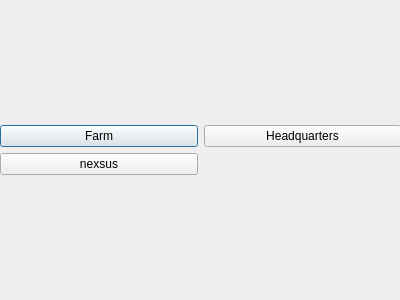
The window that Game/dialogs/buildingdialog.ui (Kujanenj/ohjelmointi3) describes before a commit, drawn with Qt 5.
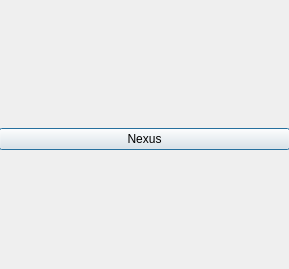
The same window after the commit.

```diff
--- a/Game/dialogs/buildingdialog.ui
+++ b/Game/dialogs/buildingdialog.ui
@@ -6,8 +6,8 @@
    <rect>
     <x>0</x>
     <y>0</y>
-    <width>400</width>
-    <height>300</height>
+    <width>289</width>
+    <height>269</height>
    </rect>
   </property>
   <property name="windowTitle">
@@ -16,40 +16,19 @@
   <widget class="QWidget" name="gridLayoutWidget">
    <property name="geometry">
     <rect>
-     <x>0</x>
-     <y>0</y>
-     <width>401</width>
-     <height>301</height>
+     <x>-1</x>
+     <y>9</y>
+     <width>291</width>
+     <height>261</height>
     </rect>
    </property>
    <layout class="QGridLayout" name="gridLayout">
     <item row="0" column="0">
-     <layout class="QGridLayout" name="gridLayout_3"/>
-    </item>
-    <item row="1" column="0">
-     <layout class="QGridLayout" name="gridLayout_2">
-      <item row="0" column="0">
-       <widget class="QPushButton" name="farmButton">
-        <property name="text">
-         <string>Farm</string>
-        </property>
-       </widget>
-      </item>
-      <item row="0" column="1">
-       <widget class="QPushButton" name="headQuartersButton">
-        <property name="text">
-         <string>Headquarters</string>
-        </property>
-       </widget>
-      </item>
-      <item row="1" column="0">
-       <widget class="QPushButton" name="nexsusButton">
-        <property name="text">
-         <string>nexsus</string>
-        </property>
-       </widget>
-      </item>
-     </layout>
+     <widget class="QPushButton" name="nexus_Button">
+      <property name="text">
+       <string>Nexus</string>
+      </property>
+     </widget>
     </item>
    </layout>
   </widget>
```
